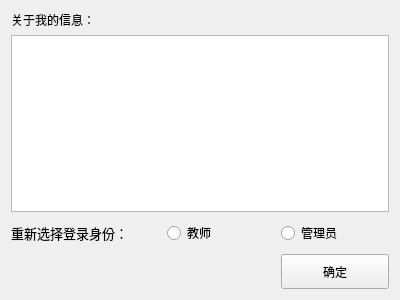
Qt form aboutme.ui (RicheyJang/RJResManager-Client-) before a commit.
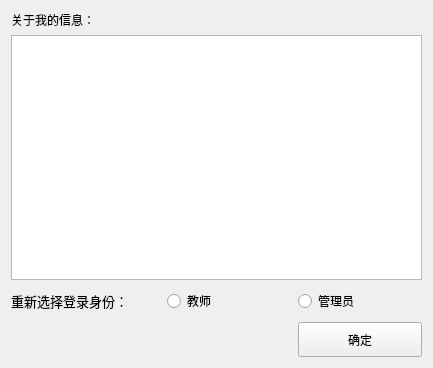
The same form after that commit.

```diff
--- a/aboutme.ui
+++ b/aboutme.ui
@@ -6,21 +6,14 @@
    <rect>
     <x>0</x>
     <y>0</y>
-    <width>400</width>
-    <height>300</height>
+    <width>433</width>
+    <height>368</height>
    </rect>
   </property>
   <property name="windowTitle">
    <string>Form</string>
   </property>
   <layout class="QGridLayout" name="gridLayout">
-   <item row="2" column="1">
-    <widget class="QRadioButton" name="radio_teacher">
-     <property name="text">
-      <string>教师</string>
-     </property>
-    </widget>
-   </item>
    <item row="2" column="2">
     <widget class="QRadioButton" name="radio_admin">
      <property name="text">
@@ -28,6 +21,32 @@
      </property>
     </widget>
    </item>
+   <item row="4" column="0" colspan="2">
+    <spacer name="horizontalSpacer">
+     <property name="orientation">
+      <enum>Qt::Horizontal</enum>
+     </property>
+     <property name="sizeHint" stdset="0">
+      <size>
+       <width>40</width>
+       <height>20</height>
+      </size>
+     </property>
+    </spacer>
+   </item>
+   <item row="4" column="2">
+    <widget class="QPushButton" name="conferm">
+     <property name="minimumSize">
+      <size>
+       <width>0</width>
+       <height>35</height>
+      </size>
+     </property>
+     <property name="text">
+      <string>确定</string>
+     </property>
+    </widget>
+   </item>
    <item row="2" column="0">
     <widget class="QLabel" name="label_3">
      <property name="minimumSize">
@@ -46,45 +65,6 @@
      </property>
     </widget>
    </item>
-   <item row="0" column="0">
-    <widget class="QLabel" name="label_2">
-     <property name="maximumSize">
-      <size>
-       <width>16777215</width>
-       <height>40</height>
-      </size>
-     </property>
-     <property name="text">
-      <string>关于我的信息：</string>
-     </property>
-    </widget>
-   </item>
-   <item row="3" column="2">
-    <widget class="QPushButton" name="conferm">
-     <property name="minimumSize">
-      <size>
-       <width>0</width>
-       <height>35</height>
-      </size>
-     </property>
-     <property name="text">
-      <string>确定</string>
-     </property>
-    </widget>
-   </item>
-   <item row="3" column="0" colspan="2">
-    <spacer name="horizontalSpacer">
-     <property name="orientation">
-      <enum>Qt::Horizontal</enum>
-     </property>
-     <property name="sizeHint" stdset="0">
-      <size>
-       <width>40</width>
-       <height>20</height>
-      </size>
-     </property>
-    </spacer>
-   </item>
    <item row="1" column="0" colspan="3">
     <widget class="QTableWidget" name="table_main">
      <property name="selectionMode">
@@ -98,6 +78,29 @@
      </attribute>
     </widget>
    </item>
+   <item row="0" column="0">
+    <widget class="QLabel" name="label_2">
+     <property name="maximumSize">
+      <size>
+       <width>16777215</width>
+       <height>40</height>
+      </size>
+     </property>
+     <property name="text">
+      <string>关于我的信息：</string>
+     </property>
+    </widget>
+   </item>
+   <item row="2" column="1">
+    <widget class="QRadioButton" name="radio_teacher">
+     <property name="text">
+      <string>教师</string>
+     </property>
+    </widget>
+   </item>
+   <item row="3" column="0" colspan="3">
+    <layout class="QGridLayout" name="layout_changePass"/>
+   </item>
   </layout>
  </widget>
  <resources/>
```
